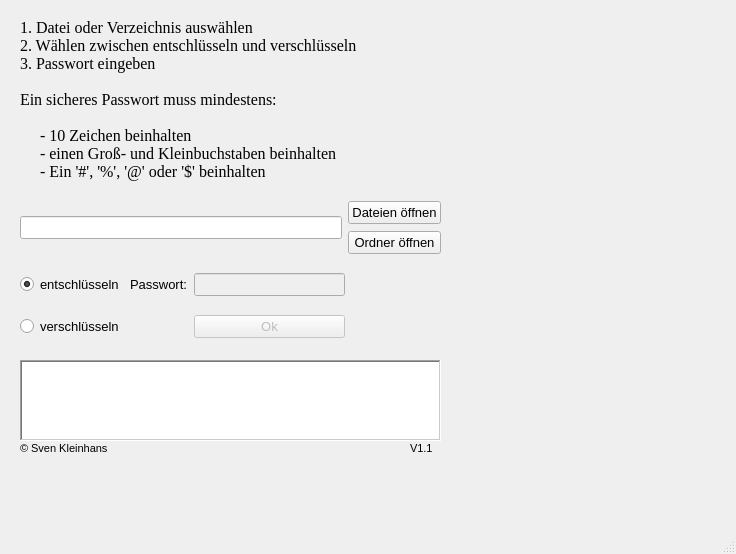
Crizzly57/EncryptData, file GUI.ui: the form before one commit.
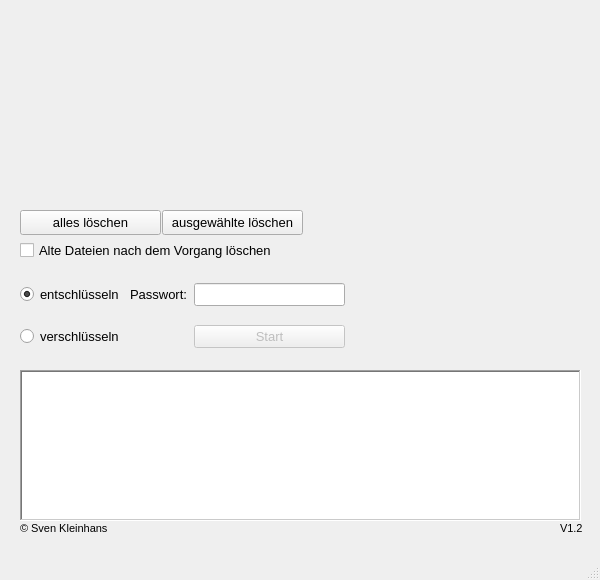
The form after the commit.

Commit message: added new class DragDrop updated GUI style created requirements.txt updated worker method

Diff of the .ui file:
```diff
--- a/GUI.ui
+++ b/GUI.ui
@@ -2,30 +2,33 @@
 <ui version="4.0">
  <class>MainWindow</class>
  <widget class="QMainWindow" name="MainWindow">
+  <property name="enabled">
+   <bool>true</bool>
+  </property>
   <property name="geometry">
    <rect>
     <x>0</x>
     <y>0</y>
-    <width>736</width>
-    <height>554</height>
+    <width>600</width>
+    <height>580</height>
    </rect>
   </property>
   <property name="sizePolicy">
-   <sizepolicy hsizetype="Preferred" vsizetype="Preferred">
+   <sizepolicy hsizetype="Fixed" vsizetype="Fixed">
     <horstretch>0</horstretch>
     <verstretch>0</verstretch>
    </sizepolicy>
   </property>
   <property name="minimumSize">
    <size>
-    <width>500</width>
-    <height>470</height>
+    <width>600</width>
+    <height>580</height>
    </size>
   </property>
   <property name="maximumSize">
    <size>
-    <width>16777215</width>
-    <height>16777215</height>
+    <width>600</width>
+    <height>580</height>
    </size>
   </property>
   <property name="baseSize">
@@ -36,10 +39,12 @@
   </property>
   <property name="font">
    <font>
-    <family>Arial</family>
     <pointsize>10</pointsize>
    </font>
   </property>
+  <property name="acceptDrops">
+   <bool>true</bool>
+  </property>
   <property name="windowTitle">
    <string/>
   </property>
@@ -54,27 +59,23 @@
     <property name="geometry">
      <rect>
       <x>20</x>
-      <y>260</y>
+      <y>270</y>
       <width>325</width>
       <height>91</height>
      </rect>
     </property>
     <layout class="QGridLayout" name="gridLayout_2">
-     <item row="0" column="1">
-      <widget class="QLabel" name="password_label">
-       <property name="text">
-        <string>Passwort:</string>
-       </property>
-      </widget>
-     </item>
      <item row="0" column="2">
       <widget class="QLineEdit" name="pass_input">
        <property name="enabled">
-        <bool>false</bool>
+        <bool>true</bool>
        </property>
        <property name="contextMenuPolicy">
         <enum>Qt::DefaultContextMenu</enum>
        </property>
+       <property name="toolTip">
+        <string>Passworteingabe</string>
+       </property>
        <property name="styleSheet">
         <string notr="true"/>
        </property>
@@ -90,31 +91,19 @@
       </widget>
      </item>
      <item row="1" column="2">
-      <widget class="QPushButton" name="ok_button">
+      <widget class="QPushButton" name="start_button">
        <property name="enabled">
         <bool>false</bool>
        </property>
        <property name="text">
-        <string>Ok</string>
+        <string>Start</string>
        </property>
       </widget>
      </item>
-     <item row="1" column="0">
-      <widget class="QRadioButton" name="enc">
-       <property name="enabled">
-        <bool>true</bool>
-       </property>
-       <property name="sizePolicy">
-        <sizepolicy hsizetype="Fixed" vsizetype="Fixed">
-         <horstretch>0</horstretch>
-         <verstretch>0</verstretch>
-        </sizepolicy>
-       </property>
+     <item row="0" column="1">
+      <widget class="QLabel" name="password_label">
        <property name="text">
-        <string>verschlüsseln</string>
-       </property>
-       <property name="checkable">
-        <bool>true</bool>
+        <string>Passwort:</string>
        </property>
       </widget>
      </item>
@@ -140,41 +129,21 @@
        </property>
       </widget>
      </item>
-    </layout>
-   </widget>
-   <widget class="QWidget" name="gridLayoutWidget">
-    <property name="geometry">
-     <rect>
-      <x>20</x>
-      <y>200</y>
-      <width>421</width>
-      <height>56</height>
-     </rect>
-    </property>
-    <layout class="QGridLayout" name="gridLayout">
-     <item row="0" column="1">
-      <widget class="QPushButton" name="files">
+     <item row="1" column="0">
+      <widget class="QRadioButton" name="enc">
        <property name="enabled">
         <bool>true</bool>
        </property>
-       <property name="text">
-        <string>Dateien öffnen</string>
+       <property name="sizePolicy">
+        <sizepolicy hsizetype="Fixed" vsizetype="Fixed">
+         <horstretch>0</horstretch>
+         <verstretch>0</verstretch>
+        </sizepolicy>
        </property>
-      </widget>
-     </item>
-     <item row="1" column="1">
-      <widget class="QPushButton" name="folder">
-       <property name="enabled">
-        <bool>true</bool>
-       </property>
        <property name="text">
-        <string>Ordner öffnen</string>
+        <string>verschlüsseln</string>
        </property>
-      </widget>
-     </item>
-     <item row="0" column="0" rowspan="2">
-      <widget class="QLineEdit" name="path">
-       <property name="readOnly">
+       <property name="checkable">
         <bool>true</bool>
        </property>
       </widget>
@@ -185,14 +154,13 @@
     <property name="geometry">
      <rect>
       <x>20</x>
-      <y>440</y>
+      <y>520</y>
       <width>91</width>
       <height>16</height>
      </rect>
     </property>
     <property name="font">
      <font>
-      <family>Arial</family>
       <pointsize>8</pointsize>
      </font>
     </property>
@@ -200,47 +168,13 @@
      <string>© Sven Kleinhans</string>
     </property>
    </widget>
-   <widget class="QLabel" name="Info">
-    <property name="geometry">
-     <rect>
-      <x>20</x>
-      <y>10</y>
-      <width>388</width>
-      <height>197</height>
-     </rect>
-    </property>
-    <property name="font">
-     <font>
-      <family>Times New Roman</family>
-      <pointsize>12</pointsize>
-     </font>
-    </property>
-    <property name="autoFillBackground">
-     <bool>false</bool>
-    </property>
-    <property name="text">
-     <string>1. Datei oder Verzeichnis auswählen
-2. Wählen zwischen entschlüsseln und verschlüsseln
-3. Passwort eingeben
-
-Ein sicheres Passwort muss mindestens: 
-
-     - 10 Zeichen beinhalten 
-     - einen Groß- und Kleinbuchstaben beinhalten 
-     - Ein '#', '%', '@' oder '$' beinhalten 
-</string>
-    </property>
-    <property name="textFormat">
-     <enum>Qt::AutoText</enum>
-    </property>
-   </widget>
    <widget class="QTextBrowser" name="message">
     <property name="geometry">
      <rect>
       <x>20</x>
-      <y>360</y>
-      <width>421</width>
-      <height>81</height>
+      <y>370</y>
+      <width>561</width>
+      <height>151</height>
      </rect>
     </property>
     <property name="palette">
@@ -282,12 +216,16 @@
     </property>
     <property name="font">
      <font>
-      <family>Arial</family>
       <pointsize>8</pointsize>
-      <weight>75</weight>
       <bold>true</bold>
      </font>
     </property>
+    <property name="acceptDrops">
+     <bool>false</bool>
+    </property>
+    <property name="toolTip">
+     <string>Anzeige der aktuellen Statusmeldungen</string>
+    </property>
     <property name="frameShape">
      <enum>QFrame::WinPanel</enum>
     </property>
@@ -297,12 +235,21 @@
     <property name="lineWidth">
      <number>1</number>
     </property>
+    <property name="verticalScrollBarPolicy">
+     <enum>Qt::ScrollBarAsNeeded</enum>
+    </property>
+    <property name="horizontalScrollBarPolicy">
+     <enum>Qt::ScrollBarAsNeeded</enum>
+    </property>
+    <property name="textInteractionFlags">
+     <set>Qt::LinksAccessibleByKeyboard|Qt::LinksAccessibleByMouse|Qt::TextBrowserInteraction|Qt::TextSelectableByKeyboard|Qt::TextSelectableByMouse</set>
+    </property>
    </widget>
    <widget class="QLabel" name="label_2">
     <property name="geometry">
      <rect>
-      <x>410</x>
-      <y>440</y>
+      <x>560</x>
+      <y>520</y>
       <width>31</width>
       <height>16</height>
      </rect>
@@ -313,19 +260,51 @@
      </font>
     </property>
     <property name="text">
-     <string>V1.1</string>
+     <string>V1.2</string>
     </property>
    </widget>
-  </widget>
-  <widget class="QMenuBar" name="menubar">
-   <property name="geometry">
-    <rect>
-     <x>0</x>
-     <y>0</y>
-     <width>736</width>
-     <height>21</height>
-    </rect>
-   </property>
+   <widget class="QCheckBox" name="delete_files">
+    <property name="geometry">
+     <rect>
+      <x>20</x>
+      <y>240</y>
+      <width>251</width>
+      <height>21</height>
+     </rect>
+    </property>
+    <property name="text">
+     <string>Alte Dateien nach dem Vorgang löschen</string>
+    </property>
+    <property name="checked">
+     <bool>false</bool>
+    </property>
+   </widget>
+   <widget class="QPushButton" name="remove_all">
+    <property name="geometry">
+     <rect>
+      <x>20</x>
+      <y>210</y>
+      <width>141</width>
+      <height>25</height>
+     </rect>
+    </property>
+    <property name="text">
+     <string>alles löschen</string>
+    </property>
+   </widget>
+   <widget class="QPushButton" name="remove_selected">
+    <property name="geometry">
+     <rect>
+      <x>162</x>
+      <y>210</y>
+      <width>141</width>
+      <height>25</height>
+     </rect>
+    </property>
+    <property name="text">
+     <string>ausgewählte löschen</string>
+    </property>
+   </widget>
   </widget>
   <widget class="QStatusBar" name="statusbar"/>
  </widget>
```
The commit also changes 5 other files.
